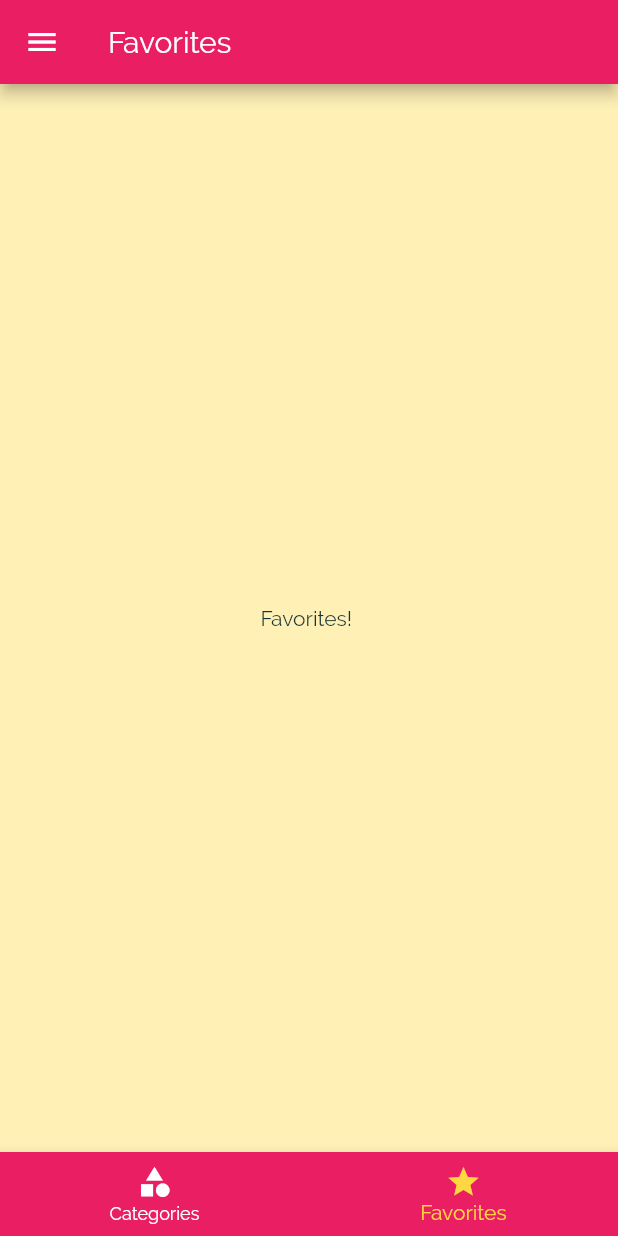
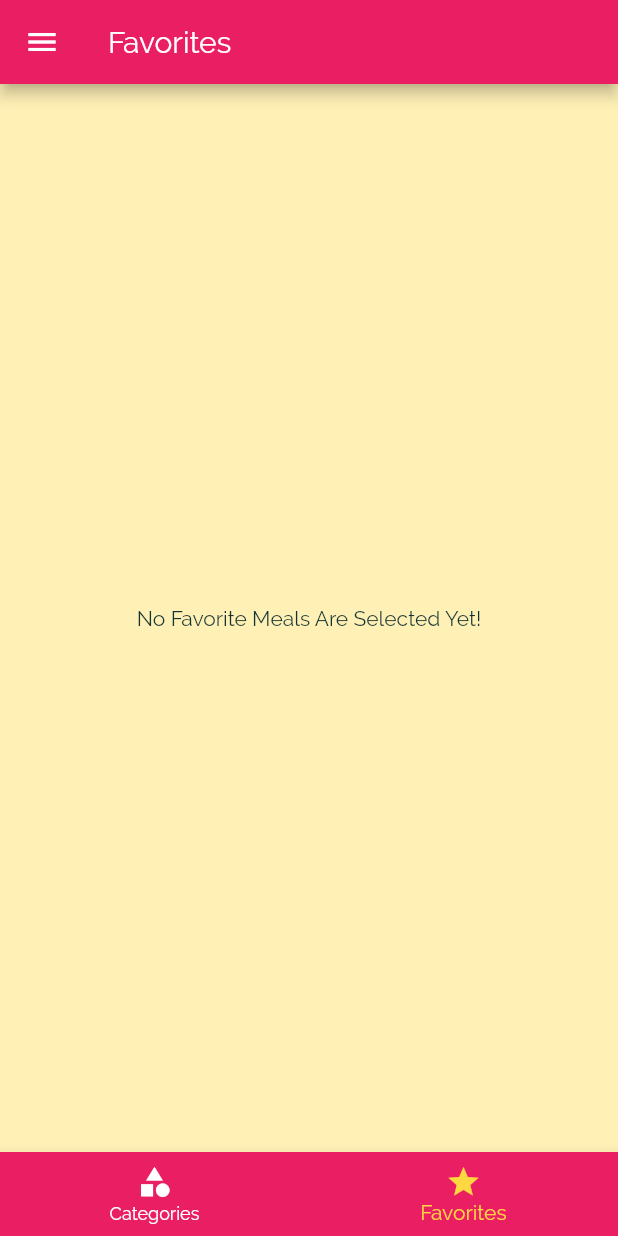
Before and after one commit to bahadirhanfiliz/mealsapp, a Flutter app: the screen it shows after launch, item 2 of the bottom bar chosen, on a phone screen of 412 x 824 dp. Run offline on Flutter 3.47's test engine with Material 2 defaults, Android fonts, the phone set to English and light mode, and no system bars.

Commit message:
Added Add to favorite functionality

```diff
--- a/lib/main.dart
+++ b/lib/main.dart
@@ -17,6 +17,20 @@ class MyApp extends StatefulWidget {
 class _MyAppState extends State<MyApp> {
   List<Meal> mealList = DUMMY_MEALS;
 
+  List<Meal> favoritesList = [];
+
+  void addOrRemoveFavoritesList(Meal candidateMeal) {
+    setState(() {
+      var index = favoritesList.indexOf(candidateMeal);
+      if (index >= 0) {
+        favoritesList.removeAt(index);
+      } else {
+        favoritesList.add(candidateMeal);
+      }
+    });
+    print("----" + favoritesList.toString());
+  }
+
   Map<String, bool> filterSelection = {
     'gluten': false,
     'lactose': false,
@@ -26,14 +40,15 @@ class _MyAppState extends State<MyApp> {
 
   void updateMealList(Map<String, bool> filterSelectionData) {
     setState(() {
-      print('Setstate action triggered ------------');
+      print('Set state action triggered ------------');
       filterSelection = filterSelectionData;
 
       mealList = DUMMY_MEALS.where((meal) {
         if (filterSelection['gluten'] && !meal.isGlutenFree) return false;
         if (filterSelection['lactose'] && !meal.isLactoseFree) return false;
         if (filterSelection['vegan'] && !meal.isVegan) return false;
-        if (filterSelection['vegetarian'] && !meal.isVegetarian) return false;
+        if (filterSelection['vegetarian'] && !meal.isVegetarian)
+          return false;
         else
           return true;
       }).toList();
@@ -62,11 +77,18 @@ class _MyAppState extends State<MyApp> {
                     fontFamily: 'RobotoCondensed',
                     fontWeight: FontWeight.bold),
               )),
-      home: TabsScreen(filterConfig: filterSelection, updateState: updateMealList,),
+      home: TabsScreen(
+        favoritesList: favoritesList,
+        filterConfig: filterSelection,
+        updateState: updateMealList,
+      ),
       routes: {
         MealsScreen.routeName: (context) => MealsScreen(mealList),
-        MealDetailScreen.routeName: (context) => MealDetailScreen(),
-        FiltersScreen.routeName: (context) => FiltersScreen(filterConfig: filterSelection,updateState: updateMealList),
+        MealDetailScreen.routeName: (context) => MealDetailScreen(
+            favoritesList: favoritesList,
+            addOrRemoveFavoritesList: addOrRemoveFavoritesList),
+        FiltersScreen.routeName: (context) => FiltersScreen(
+            filterConfig: filterSelection, updateState: updateMealList),
       },
       // 404 unknown page
       onUnknownRoute: (settings) {
--- a/lib/models/meal.dart
+++ b/lib/models/meal.dart
@@ -27,6 +27,7 @@ class Meal {
   final bool isVegan;
   final bool isVegetarian;
 
+
   const Meal({
     @required this.id,
     @required this.categories,
--- a/lib/screens/favorites_screen.dart
+++ b/lib/screens/favorites_screen.dart
@@ -1,10 +1,23 @@
 import 'package:flutter/material.dart';
+import 'package:meals_app/models/meal.dart';
+import '../widgets/meal_element.dart';
 
 class FavoritesScreen extends StatelessWidget {
+  final List<Meal> favoritesList;
+
+  FavoritesScreen({@required this.favoritesList});
+
   @override
   Widget build(BuildContext context) {
-    return Center(
-      child: Text('Favorites! '),
-    );
+    return favoritesList.isEmpty
+        ? Center(
+            child: Text('No Favorite Meals Are Selected Yet!'),
+          )
+        : ListView.builder(
+            itemBuilder: (context, index) {
+              return MealElement(favoritesList[index]);
+            },
+            itemCount: favoritesList.length,
+          );
   }
 }
--- a/lib/screens/tabs_screen.dart
+++ b/lib/screens/tabs_screen.dart
@@ -1,22 +1,36 @@
 import 'package:flutter/material.dart';
+import 'package:meals_app/models/meal.dart';
 import 'package:meals_app/screens/categories_screen.dart';
 import 'package:meals_app/screens/favorites_screen.dart';
 import 'package:meals_app/widgets/main_drawer.dart';
 
 class TabsScreen extends StatefulWidget {
   final Function updateState;
-    final Map<String, bool> filterConfig;
+  final Map<String, bool> filterConfig;
+  final List<Meal> favoritesList;
 
-  TabsScreen({this.filterConfig, this.updateState});
+  TabsScreen(
+      {this.filterConfig, this.updateState, @required this.favoritesList});
   @override
   _TabsScreenState createState() => _TabsScreenState();
 }
 
 class _TabsScreenState extends State<TabsScreen> {
-  final List<Map<String, Object>> pages = [
-    {'page': CategoriesScreen(), 'title': 'Categories'},
-    {'page': FavoritesScreen(), 'title': 'Favorites'},
-  ];
+  List<Map<String, Object>> pages;
+
+  @override
+  void initState() {
+    pages = [
+      {'page': CategoriesScreen(), 'title': 'Categories'},
+      {
+        'page': FavoritesScreen(
+          favoritesList: widget.favoritesList,
+        ),
+        'title': 'Favorites'
+      },
+    ];
+    super.initState();
+  }
 
   int selectedPageIndex = 0;
 
@@ -32,7 +46,8 @@ class _TabsScreenState extends State<TabsScreen> {
       appBar: AppBar(
         title: Text(pages[selectedPageIndex]['title'] as String),
       ),
-      drawer: MainDrawer(filterConfig: widget.filterConfig, updateState: widget.updateState),
+      drawer: MainDrawer(
+          filterConfig: widget.filterConfig, updateState: widget.updateState),
       body: pages[selectedPageIndex]['page'],
       bottomNavigationBar: BottomNavigationBar(
           onTap: selectPage,
```
Also changed, not shown: lib/screens/meal_detail_screen.dart (+22 -1 lines).
